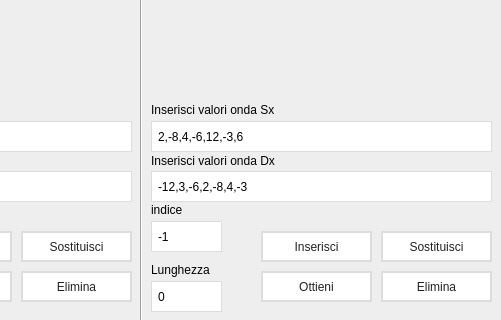
Above: views/audioview.ui from Sennare/kalk_p2 before the change; both pictures show x 209 to 710 and y 329 to 649 of the 710 by 649 pixel window. Below: the same form after it.
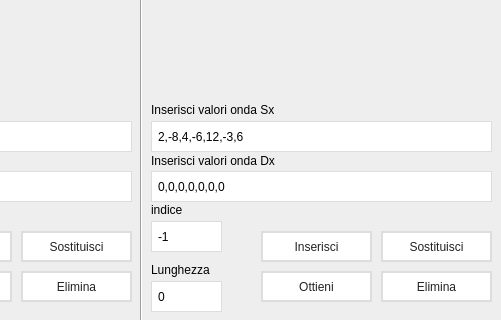
That is the form after the change. Custom widgets are drawn as their Qt base class.

Patch:
```diff
--- a/views/audioview.ui
+++ b/views/audioview.ui
@@ -415,7 +415,7 @@
     </rect>
    </property>
    <property name="text">
-    <string>-12,3,-6,2,-8,4,-3</string>
+    <string>0,0,0,0,0,0,0</string>
    </property>
    <property name="placeholderText">
     <string>Formato: numero, numero</string>
```
